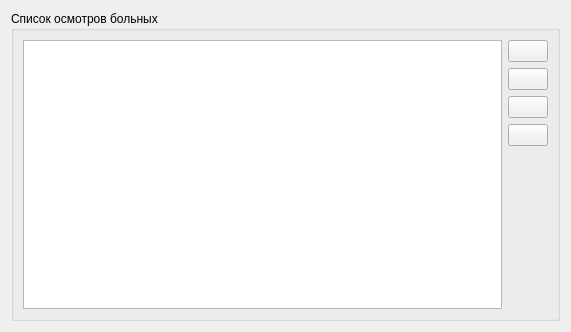
This is src/therapeutist/maintherapeutistwidget.ui in megakoko/m-system as Qt 5 draws it before an edit. The edited form follows.
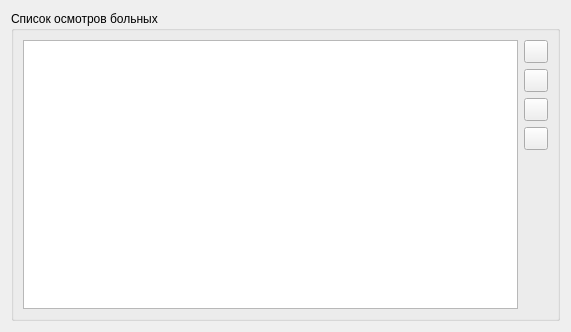
This is the edited form.

Commit message: Поменял класс кнопкой с иконками с QPushButton на QToolButton.

Patch:
```diff
--- a/src/therapeutist/maintherapeutistwidget.ui
+++ b/src/therapeutist/maintherapeutistwidget.ui
@@ -36,7 +36,7 @@
       <item>
        <layout class="QVBoxLayout" name="verticalLayout_2">
         <item>
-         <widget class="QPushButton" name="m_addExam">
+		 <widget class="QToolButton" name="m_addExam">
           <property name="toolTip">
            <string>Добавить осмотр</string>
           </property>
@@ -49,7 +49,7 @@
          </widget>
         </item>
         <item>
-         <widget class="QPushButton" name="m_editExam">
+		 <widget class="QToolButton" name="m_editExam">
           <property name="toolTip">
            <string>Редактировать осмотр</string>
           </property>
@@ -62,7 +62,7 @@
          </widget>
         </item>
         <item>
-         <widget class="QPushButton" name="m_openPreview">
+		 <widget class="QToolButton" name="m_openPreview">
           <property name="toolTip">
            <string>Открыть осмотр для печати</string>
           </property>
@@ -72,7 +72,7 @@
          </widget>
         </item>
         <item>
-         <widget class="QPushButton" name="m_deleteExam">
+		 <widget class="QToolButton" name="m_deleteExam">
           <property name="toolTip">
            <string>Удалить осмотр</string>
           </property>
```
The commit also changes 11 other files.
